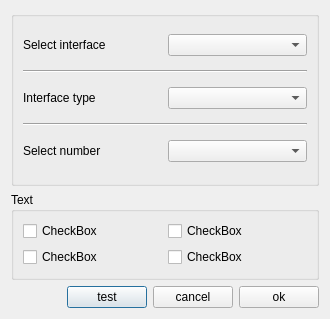
This is SrcPony/forms/e2dlg.ui in lancos/ponyprog as Qt 5 draws it before an edit. The edited form follows.
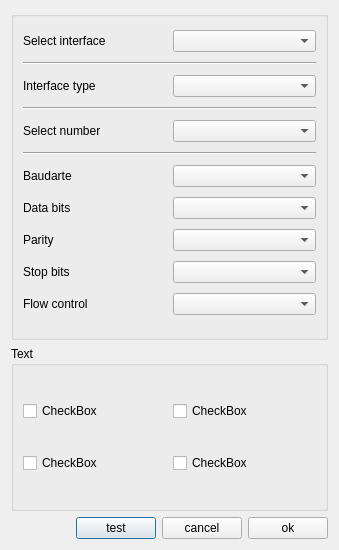
This is the edited form.

```diff
--- a/SrcPony/forms/e2dlg.ui
+++ b/SrcPony/forms/e2dlg.ui
@@ -9,8 +9,8 @@
    <rect>
     <x>0</x>
     <y>0</y>
-    <width>330</width>
-    <height>319</height>
+    <width>339</width>
+    <height>550</height>
    </rect>
   </property>
   <property name="windowTitle">
@@ -100,13 +100,29 @@
    </item>
    <item row="0" column="0" rowspan="2" colspan="2">
     <widget class="QGroupBox" name="grpPortsel">
+     <property name="sizePolicy">
+      <sizepolicy hsizetype="Preferred" vsizetype="MinimumExpanding">
+       <horstretch>0</horstretch>
+       <verstretch>0</verstretch>
+      </sizepolicy>
+     </property>
      <property name="autoFillBackground">
       <bool>false</bool>
      </property>
+     <property name="title">
+      <string/>
+     </property>
      <property name="flat">
       <bool>false</bool>
      </property>
      <layout class="QGridLayout" name="gridLayout_3">
+      <item row="7" column="0">
+       <widget class="QLabel" name="labelBaudrate">
+        <property name="text">
+         <string>Baudarte</string>
+        </property>
+       </widget>
+      </item>
       <item row="1" column="0" colspan="2">
        <widget class="Line" name="line_2">
         <property name="orientation">
@@ -130,6 +146,12 @@
       </item>
       <item row="2" column="1">
        <widget class="QComboBox" name="cbxInterfType">
+        <property name="minimumSize">
+         <size>
+          <width>0</width>
+          <height>0</height>
+         </size>
+        </property>
         <property name="toolTip">
          <string notr="true"/>
         </property>
@@ -146,6 +168,12 @@
       </item>
       <item row="0" column="1">
        <widget class="QComboBox" name="cbxInterfMain">
+        <property name="minimumSize">
+         <size>
+          <width>0</width>
+          <height>0</height>
+         </size>
+        </property>
         <property name="toolTip">
          <string notr="true"/>
         </property>
@@ -166,6 +194,12 @@
       </item>
       <item row="4" column="1">
        <widget class="QComboBox" name="cbxInterfNum">
+        <property name="minimumSize">
+         <size>
+          <width>0</width>
+          <height>0</height>
+         </size>
+        </property>
         <property name="toolTip">
          <string notr="true"/>
         </property>
@@ -178,6 +212,63 @@
         </property>
        </widget>
       </item>
+      <item row="6" column="0" colspan="2">
+       <widget class="Line" name="line_3">
+        <property name="orientation">
+         <enum>Qt::Horizontal</enum>
+        </property>
+       </widget>
+      </item>
+      <item row="7" column="1">
+       <widget class="QComboBox" name="cbxBaudrate">
+        <property name="minimumSize">
+         <size>
+          <width>0</width>
+          <height>0</height>
+         </size>
+        </property>
+       </widget>
+      </item>
+      <item row="8" column="1">
+       <widget class="QComboBox" name="cbxDatabits"/>
+      </item>
+      <item row="8" column="0">
+       <widget class="QLabel" name="labelBits">
+        <property name="text">
+         <string>Data bits</string>
+        </property>
+       </widget>
+      </item>
+      <item row="9" column="1">
+       <widget class="QComboBox" name="cbxParity"/>
+      </item>
+      <item row="9" column="0">
+       <widget class="QLabel" name="labelParity">
+        <property name="text">
+         <string>Parity</string>
+        </property>
+       </widget>
+      </item>
+      <item row="10" column="0">
+       <widget class="QLabel" name="labelStopBits">
+        <property name="text">
+         <string>Stop bits</string>
+        </property>
+       </widget>
+      </item>
+      <item row="10" column="1">
+       <widget class="QComboBox" name="cbxStopbits"/>
+      </item>
+      <item row="11" column="1">
+       <widget class="QComboBox" name="cbxFlowControl"/>
+      </item>
+      <item row="11" column="0">
+       <widget class="QLabel" name="labelFlowControl">
+        <property name="text">
+         <string>Flow control</string>
+        </property>
+       </widget>
+      </item>
      </layout>
     </widget>
    </item>
```
